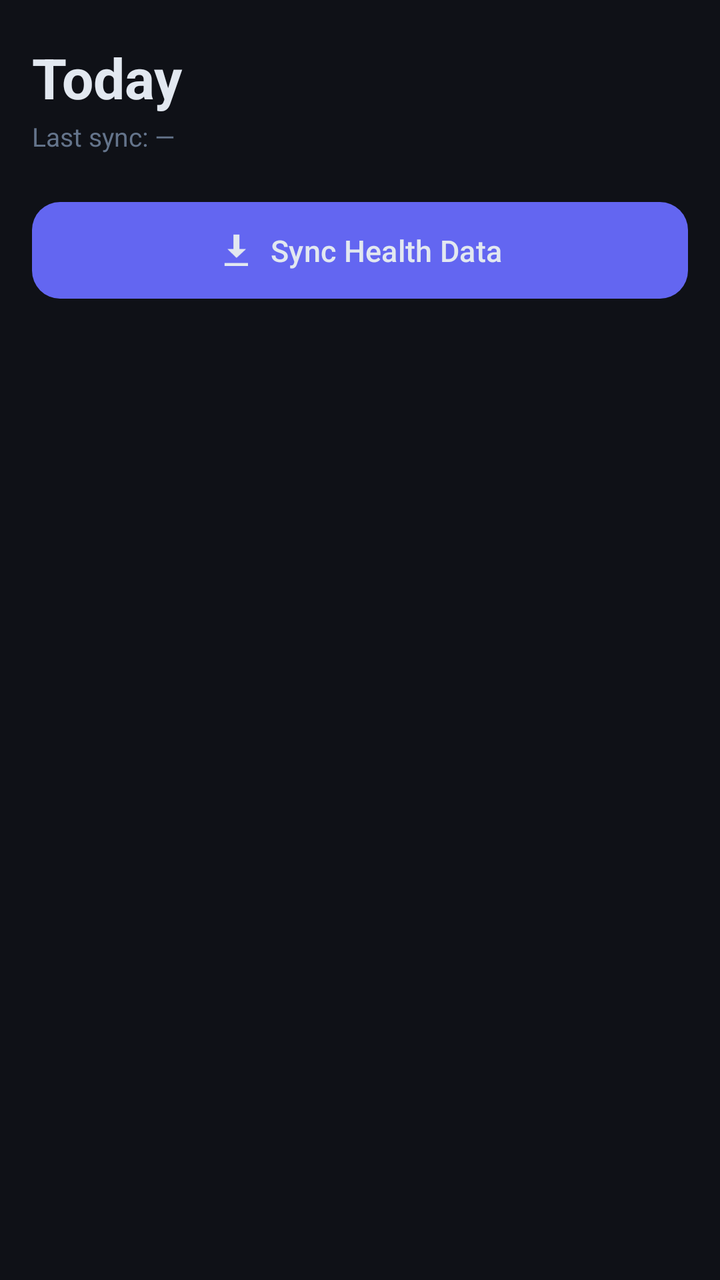
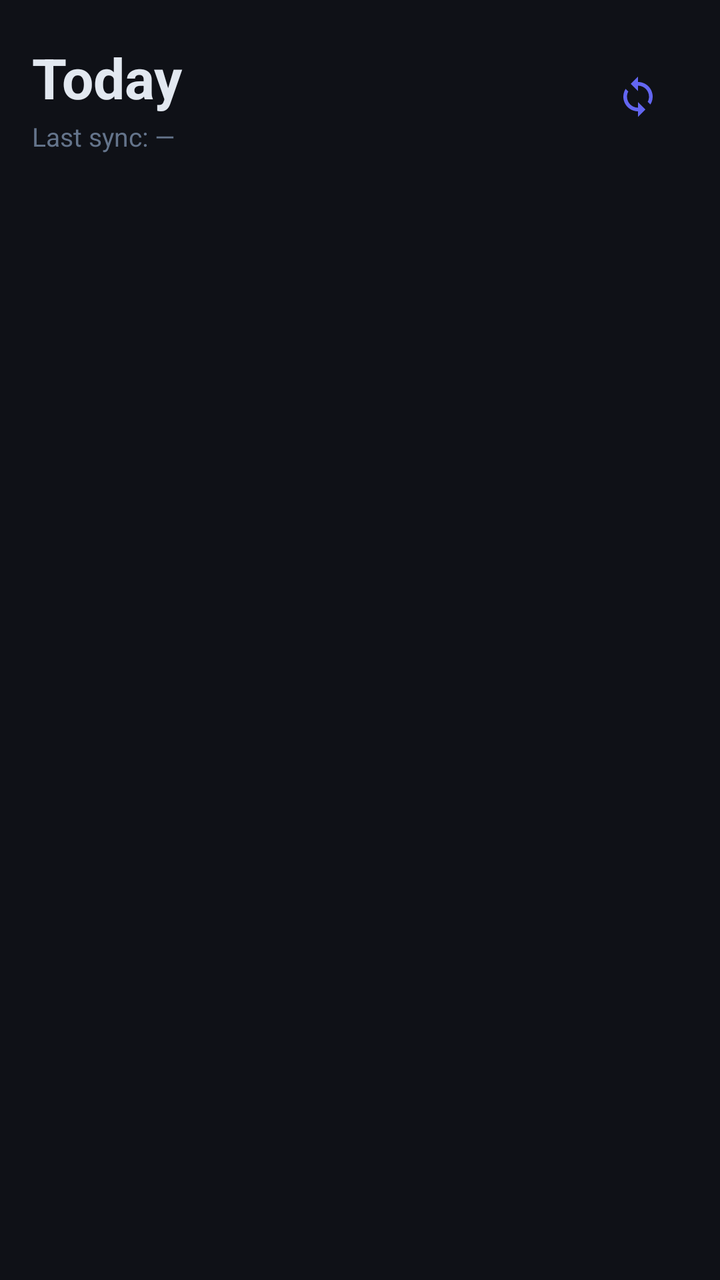

Before-and-after screenshots of an Android layout around one commit, followed by the original layout XML and the change that was made.
<!-- AndroidManifest.xml: application theme Theme.HealthTracker -->
<!-- res/layout/fragment_dashboard.xml -->
<?xml version="1.0" encoding="utf-8"?>
<ScrollView xmlns:android="http://schemas.android.com/apk/res/android"
    xmlns:app="http://schemas.android.com/apk/res-auto"
    android:layout_width="match_parent"
    android:layout_height="match_parent"
    android:background="@color/background"
    android:fillViewport="true">

    <LinearLayout
        android:layout_width="match_parent"
        android:layout_height="wrap_content"
        android:orientation="vertical"
        android:paddingStart="16dp"
        android:paddingEnd="16dp"
        android:paddingTop="20dp"
        android:paddingBottom="24dp">

        
        <TextView
            android:layout_width="wrap_content"
            android:layout_height="wrap_content"
            android:text="Today"
            android:textSize="28sp"
            android:textStyle="bold"
            android:textColor="@color/text_primary"
            android:layout_marginBottom="2dp" />

        <TextView
            android:id="@+id/text_last_sync"
            android:layout_width="wrap_content"
            android:layout_height="wrap_content"
            android:text="Last sync: —"
            android:textSize="13sp"
            android:textColor="@color/text_secondary"
            android:layout_marginBottom="20dp" />

        
        <com.google.android.material.card.MaterialCardView
            android:id="@+id/card_no_data"
            android:layout_width="match_parent"
            android:layout_height="wrap_content"
            android:layout_marginBottom="12dp"
            android:visibility="gone"
            app:cardBackgroundColor="@color/surface"
            app:cardCornerRadius="16dp"
            app:cardElevation="0dp"
            app:strokeColor="@color/outline"
            app:strokeWidth="1dp">
            <TextView
                android:id="@+id/text_no_data"
                android:layout_width="match_parent"
                android:layout_height="wrap_content"
                android:text="No wearable data yet.\nTap Sync to read from Health Connect."
                android:textColor="@color/text_secondary"
                android:textSize="14sp"
                android:padding="24dp"
                android:gravity="center"
                android:lineSpacingMultiplier="1.4" />
        </com.google.android.material.card.MaterialCardView>

        
        <LinearLayout
            android:id="@+id/metrics_group"
            android:layout_width="match_parent"
            android:layout_height="wrap_content"
            android:orientation="vertical"
            android:visibility="gone">

            
            <com.google.android.material.card.MaterialCardView
                android:layout_width="match_parent"
                android:layout_height="wrap_content"
                android:layout_marginBottom="8dp"
                app:cardBackgroundColor="#191C2E"
                app:cardCornerRadius="16dp"
                app:cardElevation="0dp"
                app:strokeColor="@color/accent"
                app:strokeWidth="1dp">
                <LinearLayout
                    android:layout_width="match_parent"
                    android:layout_height="wrap_content"
                    android:orientation="vertical"
                    android:padding="16dp">
                    <TextView
                        android:layout_width="wrap_content"
                        android:layout_height="wrap_content"
                        android:text="STEPS"
                        android:textSize="11sp"
                        android:textColor="@color/accent"
                        android:letterSpacing="0.08"
                        android:textAllCaps="true"
                        android:layout_marginBottom="4dp" />
                    <TextView
                        android:id="@+id/text_steps"
                        android:layout_width="wrap_content"
                        android:layout_height="wrap_content"
                        android:text="—"
                        android:textSize="36sp"
                        android:textStyle="bold"
                        android:textColor="@color/text_primary" />
                </LinearLayout>
            </com.google.android.material.card.MaterialCardView>

            
            <LinearLayout
                android:layout_width="match_parent"
                android:layout_height="wrap_content"
                android:orientation="horizontal"
                android:layout_marginBottom="8dp">

                <com.google.android.material.card.MaterialCardView
                    android:layout_width="0dp"
                    android:layout_height="match_parent"
                    android:layout_weight="1"
                    android:layout_marginEnd="4dp"
                    app:cardBackgroundColor="@color/surface"
                    app:cardCornerRadius="16dp"
                    app:cardElevation="0dp"
                    app:strokeColor="@color/outline"
                    app:strokeWidth="1dp">
                    <LinearLayout
                        android:layout_width="match_parent"
                        android:layout_height="wrap_content"
                        android:orientation="vertical"
                        android:padding="14dp">
                        <TextView
                            android:layout_width="wrap_content"
                            android:layout_height="wrap_content"
                            android:text="HEART RATE"
                            android:textSize="10sp"
                            android:textColor="@color/text_secondary"
                            android:letterSpacing="0.06"
                            android:textAllCaps="true"
                            android:layout_marginBottom="6dp" />
                        <LinearLayout
                            android:layout_width="wrap_content"
                            android:layout_height="wrap_content"
                            android:orientation="horizontal"
                            android:gravity="center_vertical">
                            <TextView
                                android:id="@+id/text_hr"
                                android:layout_width="wrap_content"
                                android:layout_height="wrap_content"
                                android:text="—"
                                android:textSize="26sp"
                                android:textStyle="bold"
                                android:textColor="@color/text_primary" />
                            <TextView
                                android:layout_width="wrap_content"
                                android:layout_height="wrap_content"
                                android:text=" bpm"
                                android:textSize="13sp"
                                android:textColor="@color/text_secondary" />
                        </LinearLayout>
                    </LinearLayout>
                </com.google.android.material.card.MaterialCardView>

                <com.google.android.material.card.MaterialCardView
                    android:layout_width="0dp"
                    android:layout_height="match_parent"
                    android:layout_weight="1"
                    android:layout_marginStart="4dp"
                    app:cardBackgroundColor="@color/surface"
                    app:cardCornerRadius="16dp"
                    app:cardElevation="0dp"
                    app:strokeColor="@color/outline"
                    app:strokeWidth="1dp">
                    <LinearLayout
                        android:layout_width="match_parent"
                        android:layout_height="wrap_content"
                        android:orientation="vertical"
                        android:padding="14dp">
                        <TextView
                            android:layout_width="wrap_content"
                            android:layout_height="wrap_content"
                            android:text="HRV"
                            android:textSize="10sp"
                            android:textColor="@color/text_secondary"
                            android:letterSpacing="0.06"
                            android:textAllCaps="true"
                            android:layout_marginBottom="6dp" />
                        <LinearLayout
                            android:layout_width="wrap_content"
                            android:layout_height="wrap_content"
                            android:orientation="horizontal"
                            android:gravity="center_vertical">
                            <TextView
                                android:id="@+id/text_hrv"
                                android:layout_width="wrap_content"
                                android:layout_height="wrap_content"
                                android:text="—"
                                android:textSize="26sp"
                                android:textStyle="bold"
                                android:textColor="@color/text_primary" />
                            <TextView
                                android:layout_width="wrap_content"
                                android:layout_height="wrap_content"
                                android:text=" ms"
                                android:textSize="13sp"
                                android:textColor="@color/text_secondary" />
                        </LinearLayout>
                    </LinearLayout>
                </com.google.android.material.card.MaterialCardView>
            </LinearLayout>

            
            <LinearLayout
                android:layout_width="match_parent"
                android:layout_height="wrap_content"
                android:orientation="horizontal"
                android:layout_marginBottom="8dp">

                <com.google.android.material.card.MaterialCardView
                    android:layout_width="0dp"
                    android:layout_height="match_parent"
                    android:layout_weight="1"
                    android:layout_marginEnd="4dp"
                    app:cardBackgroundColor="@color/surface"
                    app:cardCornerRadius="16dp"
                    app:cardElevation="0dp"
                    app:strokeColor="@color/outline"
                    app:strokeWidth="1dp">
                    <LinearLayout
                        android:layout_width="match_parent"
                        android:layout_height="wrap_content"
                        android:orientation="vertical"
                        android:padding="14dp">
                        <TextView
                            android:layout_width="wrap_content"
                            android:layout_height="wrap_content"
                            android:text="SLEEP"
                            android:textSize="10sp"
                            android:textColor="@color/text_secondary"
                            android:letterSpacing="0.06"
                            android:textAllCaps="true"
                            android:layout_marginBottom="6dp" />
                        <LinearLayout
                            android:layout_width="wrap_content"
                            android:layout_height="wrap_content"
                            android:orientation="horizontal"
                            android:gravity="center_vertical">
                            <TextView
                                android:id="@+id/text_sleep"
                                android:layout_width="wrap_content"
                                android:layout_height="wrap_content"
                                android:text="—"
                                android:textSize="26sp"
                                android:textStyle="bold"
                                android:textColor="@color/text_primary" />
                            <TextView
                                android:layout_width="wrap_content"
                                android:layout_height="wrap_content"
                                android:text=" h"
                                android:textSize="13sp"
                                android:textColor="@color/text_secondary" />
                        </LinearLayout>
                    </LinearLayout>
                </com.google.android.material.card.MaterialCardView>

                <com.google.android.material.card.MaterialCardView
                    android:layout_width="0dp"
                    android:layout_height="match_parent"
                    android:layout_weight="1"
                    android:layout_marginStart="4dp"
                    app:cardBackgroundColor="@color/surface"
                    app:cardCornerRadius="16dp"
                    app:cardElevation="0dp"
                    app:strokeColor="@color/outline"
                    app:strokeWidth="1dp">
                    <LinearLayout
                        android:layout_width="match_parent"
                        android:layout_height="wrap_content"
                        android:orientation="vertical"
                        android:padding="14dp">
                        <TextView
                            android:layout_width="wrap_content"
                            android:layout_height="wrap_content"
                            android:text="SPO₂"
                            android:textSize="10sp"
                            android:textColor="@color/text_secondary"
                            android:letterSpacing="0.06"
                            android:textAllCaps="true"
                            android:layout_marginBottom="6dp" />
                        <LinearLayout
                            android:layout_width="wrap_content"
                            android:layout_height="wrap_content"
                            android:orientation="horizontal"
                            android:gravity="center_vertical">
                            <TextView
                                android:id="@+id/text_spo2"
                                android:layout_width="wrap_content"
                                android:layout_height="wrap_content"
                                android:text="—"
                                android:textSize="26sp"
                                android:textStyle="bold"
                                android:textColor="@color/text_primary" />
                            <TextView
                                android:layout_width="wrap_content"
                                android:layout_height="wrap_content"
                                android:text=" %"
                                android:textSize="13sp"
                                android:textColor="@color/text_secondary" />
                        </LinearLayout>
                    </LinearLayout>
                </com.google.android.material.card.MaterialCardView>
            </LinearLayout>

            
            <LinearLayout
                android:layout_width="match_parent"
                android:layout_height="wrap_content"
                android:orientation="horizontal"
                android:layout_marginBottom="20dp">

                <com.google.android.material.card.MaterialCardView
                    android:layout_width="0dp"
                    android:layout_height="match_parent"
                    android:layout_weight="1"
                    android:layout_marginEnd="4dp"
                    app:cardBackgroundColor="@color/surface"
                    app:cardCornerRadius="16dp"
                    app:cardElevation="0dp"
                    app:strokeColor="@color/outline"
                    app:strokeWidth="1dp">
                    <LinearLayout
                        android:layout_width="match_parent"
                        android:layout_height="wrap_content"
                        android:orientation="vertical"
                        android:padding="14dp">
                        <TextView
                            android:layout_width="wrap_content"
                            android:layout_height="wrap_content"
                            android:text="ACTIVE CAL"
                            android:textSize="10sp"
                            android:textColor="@color/text_secondary"
                            android:letterSpacing="0.06"
                            android:textAllCaps="true"
                            android:layout_marginBottom="6dp" />
                        <LinearLayout
                            android:layout_width="wrap_content"
                            android:layout_height="wrap_content"
                            android:orientation="horizontal"
                            android:gravity="center_vertical">
                            <TextView
                                android:id="@+id/text_calories"
                                android:layout_width="wrap_content"
                                android:layout_height="wrap_content"
                                android:text="—"
                                android:textSize="26sp"
                                android:textStyle="bold"
                                android:textColor="@color/text_primary" />
                            <TextView
                                android:layout_width="wrap_content"
                                android:layout_height="wrap_content"
                                android:text=" kcal"
                                android:textSize="13sp"
                                android:textColor="@color/text_secondary" />
                        </LinearLayout>
                    </LinearLayout>
                </com.google.android.material.card.MaterialCardView>

                <com.google.android.material.card.MaterialCardView
                    android:layout_width="0dp"
                    android:layout_height="match_parent"
                    android:layout_weight="1"
                    android:layout_marginStart="4dp"
                    app:cardBackgroundColor="@color/surface"
                    app:cardCornerRadius="16dp"
                    app:cardElevation="0dp"
                    app:strokeColor="@color/outline"
                    app:strokeWidth="1dp">
                    <LinearLayout
                        android:layout_width="match_parent"
                        android:layout_height="wrap_content"
                        android:orientation="vertical"
                        android:padding="14dp">
                        <TextView
                            android:layout_width="wrap_content"
                            android:layout_height="wrap_content"
                            android:text="RESTING HR"
                            android:textSize="10sp"
                            android:textColor="@color/text_secondary"
                            android:letterSpacing="0.06"
                            android:textAllCaps="true"
                            android:layout_marginBottom="6dp" />
                        <LinearLayout
                            android:layout_width="wrap_content"
                            android:layout_height="wrap_content"
                            android:orientation="horizontal"
                            android:gravity="center_vertical">
                            <TextView
                                android:id="@+id/text_resting_hr"
                                android:layout_width="wrap_content"
                                android:layout_height="wrap_content"
                                android:text="—"
                                android:textSize="26sp"
                                android:textStyle="bold"
                                android:textColor="@color/text_primary" />
                            <TextView
                                android:layout_width="wrap_content"
                                android:layout_height="wrap_content"
                                android:text=" bpm"
                                android:textSize="13sp"
                                android:textColor="@color/text_secondary" />
                        </LinearLayout>
                    </LinearLayout>
                </com.google.android.material.card.MaterialCardView>
            </LinearLayout>

        </LinearLayout>

        
        <com.google.android.material.button.MaterialButton
            android:id="@+id/btn_sync"
            android:layout_width="match_parent"
            android:layout_height="wrap_content"
            android:text="Sync Health Data"
            android:textSize="15sp"
            android:paddingTop="14dp"
            android:paddingBottom="14dp"
            app:cornerRadius="14dp"
            app:icon="@android:drawable/stat_sys_download"
            app:iconGravity="textStart"
            app:iconPadding="8dp" />

    </LinearLayout>
</ScrollView>
<!-- resources referenced by this layout -->
<resources>
  <color name="accent">#6366F1</color>
  <color name="background">#0F1117</color>
  <color name="outline">#2D3348</color>
  <color name="surface">#1A1D27</color>
  <color name="text_primary">#E2E8F0</color>
  <color name="text_secondary">#64748B</color>
  <style name="Theme.HealthTracker" parent="Theme.Material3.Dark">
          <item name="colorPrimary">@color/accent</item>
          <item name="colorOnPrimary">@color/text_primary</item>
          <item name="colorSurface">@color/surface</item>
          <item name="colorOnSurface">@color/text_primary</item>
          <item name="android:colorBackground">@color/background</item>
          <item name="android:windowBackground">@color/background</item>
          
          <item name="android:statusBarColor">@android:color/transparent</item>
          <item name="android:navigationBarColor">@android:color/transparent</item>
          <item name="android:windowLightStatusBar">false</item>
      </style>
</resources>

<!-- the commit's change to res/layout/fragment_dashboard.xml (unified diff, before → after) -->
@@ -16,23 +16,53 @@
         android:paddingBottom="24dp">
 
         
-        <TextView
-            android:layout_width="wrap_content"
+        <LinearLayout
+            android:layout_width="match_parent"
             android:layout_height="wrap_content"
-            android:text="Today"
-            android:textSize="28sp"
-            android:textStyle="bold"
-            android:textColor="@color/text_primary"
-            android:layout_marginBottom="2dp" />
-
-        <TextView
-            android:id="@+id/text_last_sync"
-            android:layout_width="wrap_content"
-            android:layout_height="wrap_content"
-            android:text="Last sync: —"
-            android:textSize="13sp"
-            android:textColor="@color/text_secondary"
-            android:layout_marginBottom="20dp" />
+            android:orientation="horizontal"
+            android:gravity="center_vertical"
+            android:layout_marginBottom="20dp">
+
+            <LinearLayout
+                android:layout_width="0dp"
+                android:layout_weight="1"
+                android:layout_height="wrap_content"
+                android:orientation="vertical">
+
+                <TextView
+                    android:layout_width="wrap_content"
+                    android:layout_height="wrap_content"
+                    android:text="Today"
+                    android:textSize="28sp"
+                    android:textStyle="bold"
+                    android:textColor="@color/text_primary"
+                    android:layout_marginBottom="2dp" />
+
+                <TextView
+                    android:id="@+id/text_last_sync"
+                    android:layout_width="wrap_content"
+                    android:layout_height="wrap_content"
+                    android:text="Last sync: —"
+                    android:textSize="13sp"
+                    android:textColor="@color/text_secondary" />
+            </LinearLayout>
+
+            <ProgressBar
+                android:id="@+id/progress_sync"
+                style="?android:attr/progressBarStyleSmall"
+                android:layout_width="24dp"
+                android:layout_height="24dp"
+                android:visibility="gone" />
+
+            <com.google.android.material.button.MaterialButton
+                android:id="@+id/btn_sync"
+                style="@style/Widget.Material3.Button.IconButton"
+                android:layout_width="wrap_content"
+                android:layout_height="wrap_content"
+                android:contentDescription="Sync now"
+                app:icon="@drawable/ic_sync"
+                app:iconSize="22dp" />
+        </LinearLayout>
 
         
         <com.google.android.material.card.MaterialCardView
@@ -50,7 +80,7 @@
                 android:id="@+id/text_no_data"
                 android:layout_width="match_parent"
                 android:layout_height="wrap_content"
-                android:text="No wearable data yet.\nTap Sync to read from Health Connect."
+                android:text="No wearable data yet.\nCheck that your fitness app is sharing with Health Connect — see Settings → Setup help."
                 android:textColor="@color/text_secondary"
                 android:textSize="14sp"
                 android:padding="24dp"
@@ -409,19 +439,5 @@
 
         </LinearLayout>
 
-        
-        <com.google.android.material.button.MaterialButton
-            android:id="@+id/btn_sync"
-            android:layout_width="match_parent"
-            android:layout_height="wrap_content"
-            android:text="Sync Health Data"
-            android:textSize="15sp"
-            android:paddingTop="14dp"
-            android:paddingBottom="14dp"
-            app:cornerRadius="14dp"
-            app:icon="@android:drawable/stat_sys_download"
-            app:iconGravity="textStart"
-            app:iconPadding="8dp" />
-
     </LinearLayout>
 </ScrollView>
<!-- resource entries referenced after the edit -->
@@ -6,6 +6,17 @@
   <color name="surface">#1A1D27</color>
   <color name="text_primary">#E2E8F0</color>
   <color name="text_secondary">#64748B</color>
+  <!-- drawable ic_sync (drawable) -->
+  <vector xmlns:android="http://schemas.android.com/apk/res/android"
+      android:width="24dp"
+      android:height="24dp"
+      android:viewportWidth="24"
+      android:viewportHeight="24"
+      android:tint="?attr/colorControlNormal">
+      <path
+          android:fillColor="@android:color/white"
+          android:pathData="M12,4V1L8,5l4,4V6c3.31,0 6,2.69 6,6c0,1.01 -0.25,1.97 -0.7,2.8l1.46,1.46C19.54,15.03 20,13.57 20,12C20,7.58 16.42,4 12,4zM12,18c-3.31,0 -6,-2.69 -6,-6c0,-1.01 0.25,-1.97 0.7,-2.8L5.24,7.74C4.46,8.97 4,10.43 4,12c0,4.42 3.58,8 8,8v3l4,-4l-4,-4V18z" />
+  </vector>
   <style name="Theme.HealthTracker" parent="Theme.Material3.Dark">
           <item name="colorPrimary">@color/accent</item>
           <item name="colorOnPrimary">@color/text_primary</item>
